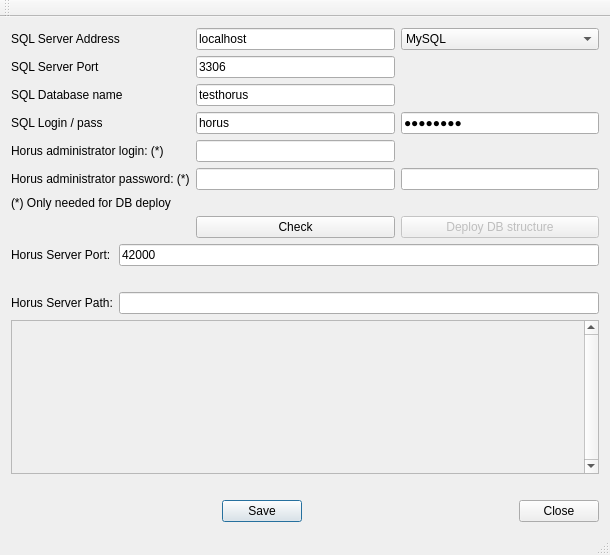
This is Installer/Configuration/HorusXconf/mainwindow.ui in freakyzoidberg/horus-edu as Qt 5 draws it before an edit. The edited form follows.
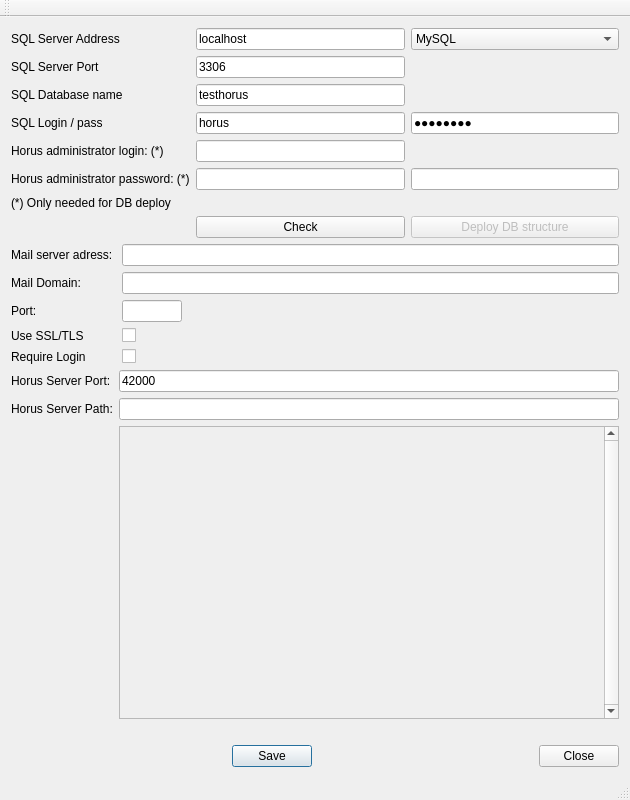
This is the edited form.

```diff
--- a/Installer/Configuration/HorusXconf/mainwindow.ui
+++ b/Installer/Configuration/HorusXconf/mainwindow.ui
@@ -6,10 +6,16 @@
    <rect>
     <x>0</x>
     <y>0</y>
-    <width>610</width>
-    <height>555</height>
+    <width>630</width>
+    <height>800</height>
    </rect>
   </property>
+  <property name="minimumSize">
+   <size>
+    <width>610</width>
+    <height>800</height>
+   </size>
+  </property>
   <property name="windowTitle">
    <string>Horus Server Configuration utility</string>
   </property>
@@ -24,106 +30,6 @@
     </sizepolicy>
    </property>
    <layout class="QGridLayout" name="gridLayout_3">
-    <item row="5" column="0">
-     <layout class="QGridLayout" name="gridLayout_4">
-      <item row="2" column="0">
-       <widget class="QDialogButtonBox" name="buttonBox">
-        <property name="standardButtons">
-         <set>QDialogButtonBox::Save</set>
-        </property>
-       </widget>
-      </item>
-      <item row="1" column="0">
-       <widget class="QLabel" name="label_6">
-        <property name="text">
-         <string/>
-        </property>
-       </widget>
-      </item>
-      <item row="2" column="1">
-       <widget class="QDialogButtonBox" name="buttonBox_2">
-        <property name="standardButtons">
-         <set>QDialogButtonBox::Close</set>
-        </property>
-       </widget>
-      </item>
-     </layout>
-    </item>
-    <item row="3" column="0">
-     <layout class="QGridLayout" name="gridLayout_2">
-      <item row="4" column="1">
-       <widget class="QLabel" name="label_9">
-        <property name="text">
-         <string>Horus Server Path:</string>
-        </property>
-       </widget>
-      </item>
-      <item row="2" column="2">
-       <widget class="QLineEdit" name="lineEdit_13">
-        <property name="text">
-         <string>42000</string>
-        </property>
-       </widget>
-      </item>
-      <item row="4" column="2">
-       <widget class="QLineEdit" name="lineEdit_16">
-        <property name="text">
-         <string/>
-        </property>
-       </widget>
-      </item>
-      <item row="2" column="1">
-       <widget class="QLabel" name="label_11">
-        <property name="text">
-         <string>Horus Server Port:</string>
-        </property>
-       </widget>
-      </item>
-      <item row="3" column="1" colspan="2">
-       <widget class="QLabel" name="label_8">
-        <property name="text">
-         <string/>
-        </property>
-       </widget>
-      </item>
-     </layout>
-    </item>
-    <item row="4" column="0">
-     <layout class="QGridLayout" name="gridLayout_5">
-      <item row="0" column="0">
-       <widget class="QScrollArea" name="scrollArea">
-        <property name="maximumSize">
-         <size>
-          <width>16777215</width>
-          <height>16777215</height>
-         </size>
-        </property>
-        <property name="midLineWidth">
-         <number>1</number>
-        </property>
-        <property name="verticalScrollBarPolicy">
-         <enum>Qt::ScrollBarAlwaysOn</enum>
-        </property>
-        <property name="horizontalScrollBarPolicy">
-         <enum>Qt::ScrollBarAlwaysOff</enum>
-        </property>
-        <property name="widgetResizable">
-         <bool>true</bool>
-        </property>
-        <widget class="QWidget" name="scrollAreaWidgetContents">
-         <property name="geometry">
-          <rect>
-           <x>0</x>
-           <y>0</y>
-           <width>570</width>
-           <height>90</height>
-          </rect>
-         </property>
-        </widget>
-       </widget>
-      </item>
-     </layout>
-    </item>
     <item row="0" column="0">
      <layout class="QGridLayout" name="gridLayout">
       <property name="sizeConstraint">
@@ -282,6 +188,179 @@
       </item>
      </layout>
     </item>
+    <item row="1" column="0">
+     <layout class="QFormLayout" name="formLayout">
+      <property name="fieldGrowthPolicy">
+       <enum>QFormLayout::ExpandingFieldsGrow</enum>
+      </property>
+      <item row="0" column="0">
+       <widget class="QLabel" name="label_8">
+        <property name="text">
+         <string>Mail server adress: </string>
+        </property>
+       </widget>
+      </item>
+      <item row="0" column="1">
+       <widget class="QLineEdit" name="lineEdit_5"/>
+      </item>
+      <item row="1" column="0">
+       <widget class="QLabel" name="label_13">
+        <property name="text">
+         <string>Mail Domain: </string>
+        </property>
+       </widget>
+      </item>
+      <item row="1" column="1">
+       <widget class="QLineEdit" name="lineEdit_6"/>
+      </item>
+      <item row="2" column="0">
+       <widget class="QLabel" name="label_14">
+        <property name="text">
+         <string>Port: </string>
+        </property>
+       </widget>
+      </item>
+      <item row="2" column="1">
+       <widget class="QLineEdit" name="lineEdit_7">
+        <property name="enabled">
+         <bool>true</bool>
+        </property>
+        <property name="sizePolicy">
+         <sizepolicy hsizetype="Fixed" vsizetype="Fixed">
+          <horstretch>0</horstretch>
+          <verstretch>0</verstretch>
+         </sizepolicy>
+        </property>
+        <property name="maximumSize">
+         <size>
+          <width>60</width>
+          <height>16777215</height>
+         </size>
+        </property>
+       </widget>
+      </item>
+      <item row="3" column="0">
+       <widget class="QLabel" name="label_15">
+        <property name="text">
+         <string>Use SSL/TLS</string>
+        </property>
+       </widget>
+      </item>
+      <item row="3" column="1">
+       <widget class="QCheckBox" name="checkBox">
+        <property name="text">
+         <string/>
+        </property>
+       </widget>
+      </item>
+      <item row="4" column="1">
+       <widget class="QCheckBox" name="checkBox_2">
+        <property name="text">
+         <string/>
+        </property>
+       </widget>
+      </item>
+      <item row="4" column="0">
+       <widget class="QLabel" name="label_16">
+        <property name="text">
+         <string>Require Login</string>
+        </property>
+       </widget>
+      </item>
+     </layout>
+    </item>
+    <item row="2" column="0">
+     <layout class="QGridLayout" name="gridLayout_2">
+      <item row="2" column="1">
+       <widget class="QLabel" name="label_11">
+        <property name="text">
+         <string>Horus Server Port:</string>
+        </property>
+       </widget>
+      </item>
+      <item row="2" column="2">
+       <widget class="QLineEdit" name="lineEdit_13">
+        <property name="text">
+         <string>42000</string>
+        </property>
+       </widget>
+      </item>
+      <item row="3" column="1">
+       <widget class="QLabel" name="label_9">
+        <property name="text">
+         <string>Horus Server Path:</string>
+        </property>
+       </widget>
+      </item>
+      <item row="3" column="2">
+       <widget class="QLineEdit" name="lineEdit_16">
+        <property name="text">
+         <string/>
+        </property>
+       </widget>
+      </item>
+      <item row="4" column="2">
+       <widget class="QScrollArea" name="scrollArea">
+        <property name="maximumSize">
+         <size>
+          <width>16777215</width>
+          <height>16777215</height>
+         </size>
+        </property>
+        <property name="midLineWidth">
+         <number>1</number>
+        </property>
+        <property name="verticalScrollBarPolicy">
+         <enum>Qt::ScrollBarAlwaysOn</enum>
+        </property>
+        <property name="horizontalScrollBarPolicy">
+         <enum>Qt::ScrollBarAlwaysOff</enum>
+        </property>
+        <property name="widgetResizable">
+         <bool>true</bool>
+        </property>
+        <widget class="QWidget" name="scrollAreaWidgetContents">
+         <property name="geometry">
+          <rect>
+           <x>0</x>
+           <y>0</y>
+           <width>464</width>
+           <height>186</height>
+          </rect>
+         </property>
+        </widget>
+       </widget>
+      </item>
+     </layout>
+    </item>
+    <item row="3" column="0">
+     <layout class="QGridLayout" name="gridLayout_5"/>
+    </item>
+    <item row="4" column="0">
+     <layout class="QGridLayout" name="gridLayout_4">
+      <item row="2" column="0">
+       <widget class="QDialogButtonBox" name="buttonBox">
+        <property name="standardButtons">
+         <set>QDialogButtonBox::Save</set>
+        </property>
+       </widget>
+      </item>
+      <item row="1" column="0">
+       <widget class="QLabel" name="label_6">
+        <property name="text">
+         <string/>
+        </property>
+       </widget>
+      </item>
+      <item row="2" column="1">
+       <widget class="QDialogButtonBox" name="buttonBox_2">
+        <property name="standardButtons">
+         <set>QDialogButtonBox::Close</set>
+        </property>
+       </widget>
+      </item>
+     </layout>
+    </item>
    </layout>
   </widget>
   <widget class="QMenuBar" name="menuBar">
```
Left out of the diff: 6 changed lines with no effect on the pictures.
